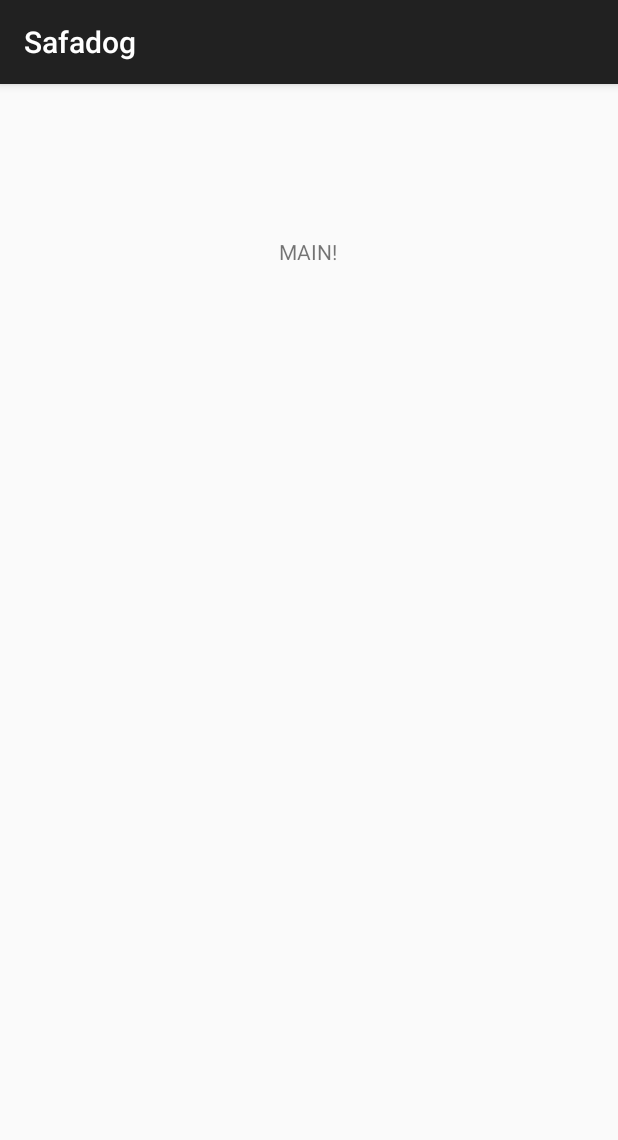
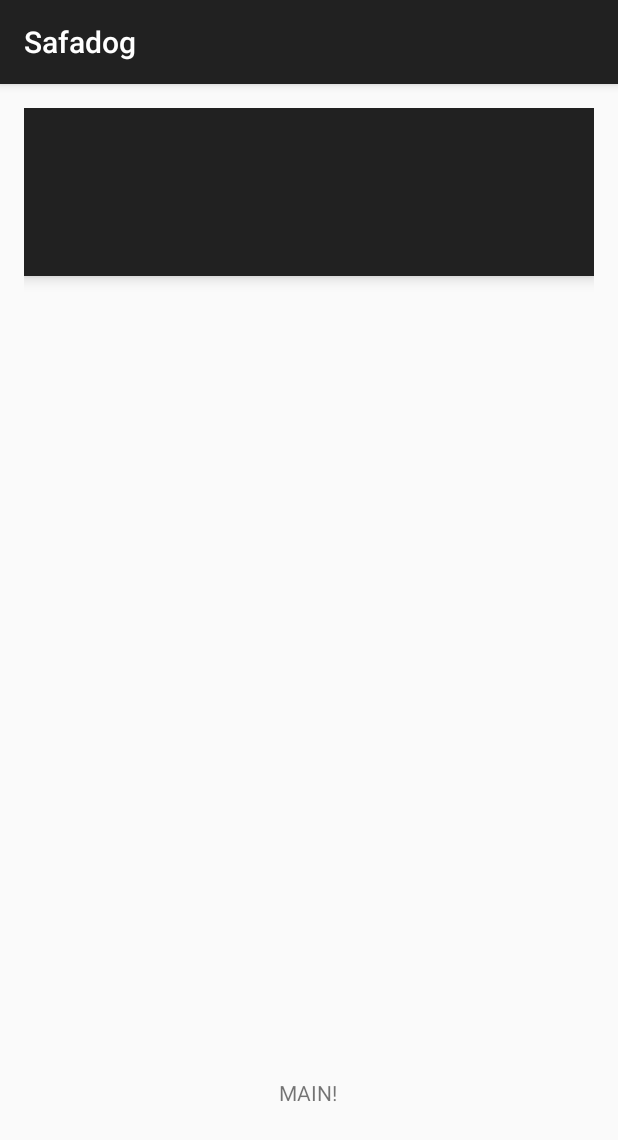
Before and after one commit to LeticiaLBarbosa/safadog, an Android app: the MainActivity screen opened directly, with no data from a screen before it, on a phone screen of 412 x 824 dp. Shown: the top 1140 px of the screen. Run offline under Robolectric (Android 15) with nearby library versions, the phone set to English and light mode, and no system bars; libraries missing offline, so code that uses them is left out: com.facebook, com.facebook.appevents, com.parse; 1 statement that could not run was skipped.

Commit message:
iniciando telas

```diff
--- a/app/src/main/res/layout/activity_login.xml
+++ b/app/src/main/res/layout/activity_login.xml
@@ -51,10 +51,9 @@
         android:layout_height="wrap_content"
         android:id="@+id/imageView_icone"
         android:src="@drawable/cara_cachorro"
+        android:contentDescription="@string/cara_cachorro"
         android:layout_below="@+id/textView_marca"
-        android:layout_alignRight="@+id/editText_login"
-        android:layout_alignEnd="@+id/editText_login"
-        android:contentDescription="@string/cara_cachorro" />
+        android:layout_centerHorizontal="true" />
 
     <TextView
         android:text="@string/app_name"
--- a/app/src/main/res/layout/activity_main.xml
+++ b/app/src/main/res/layout/activity_main.xml
@@ -3,18 +3,51 @@
     xmlns:tools="http://schemas.android.com/tools"
     android:layout_width="match_parent"
     android:layout_height="match_parent"
+    xmlns:app="http://schemas.android.com/apk/res-auto"
     android:paddingBottom="@dimen/activity_vertical_margin"
     android:paddingLeft="@dimen/activity_horizontal_margin"
     android:paddingRight="@dimen/activity_horizontal_margin"
     android:paddingTop="@dimen/activity_vertical_margin"
     tools:context="com.empsoft.safadog.MainActivity">
 
+    <android.support.v7.widget.Toolbar
+        android:id="@+id/toolbar"
+        android:layout_width="match_parent"
+        android:layout_height="wrap_content"
+        android:background="?attr/colorPrimary"
+        android:elevation="6dp"
+        android:minHeight="?attr/actionBarSize"
+        android:theme="@style/ThemeOverlay.AppCompat.Dark.ActionBar"
+        app:popupTheme="@style/ThemeOverlay.AppCompat.Light"
+        android:layout_alignParentTop="true"
+        android:layout_alignParentRight="true"
+        android:layout_alignParentEnd="true" />
+
+    <android.support.design.widget.TabLayout
+        android:id="@+id/tab_layout"
+        android:layout_width="match_parent"
+        android:layout_height="wrap_content"
+        android:layout_below="@+id/toolbar"
+        android:background="?attr/colorPrimary"
+        android:elevation="6dp"
+        android:minHeight="?attr/actionBarSize"
+        android:theme="@style/ThemeOverlay.AppCompat.Dark.ActionBar"/>
+
+    <android.support.v4.view.ViewPager
+        android:id="@+id/pager"
+        android:layout_width="match_parent"
+        android:layout_height="fill_parent"
+        android:layout_below="@id/tab_layout"/>
+
+
     <TextView
         android:text="@string/main"
         android:layout_width="wrap_content"
         android:layout_height="wrap_content"
         android:id="@+id/textView_main"
-        android:layout_alignParentTop="true"
+        android:layout_alignParentBottom="true"
         android:layout_centerHorizontal="true"
-        android:layout_marginTop="86dp" />
+        android:layout_marginBottom="70dp" />
+
+
 </RelativeLayout>
```
Also changed, not shown: app/src/main/java/com/empsoft/safadog/MainActivity.java (+11 -0 lines), app/src/main/java/com/empsoft/safadog/PagerAdapter.java (+30 -7 lines).
